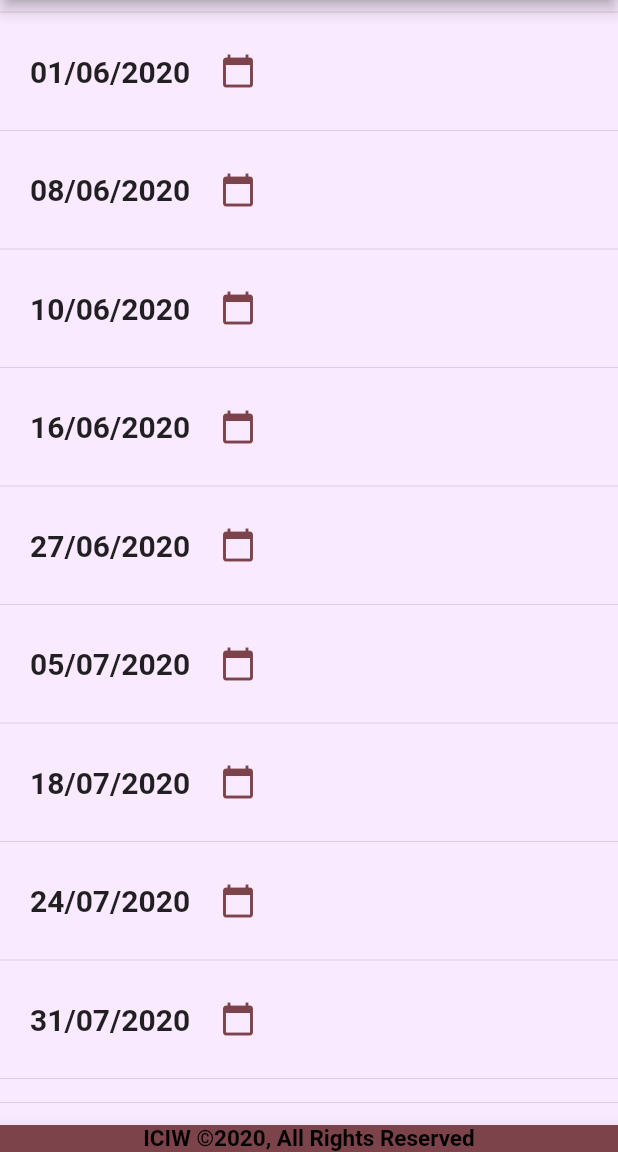
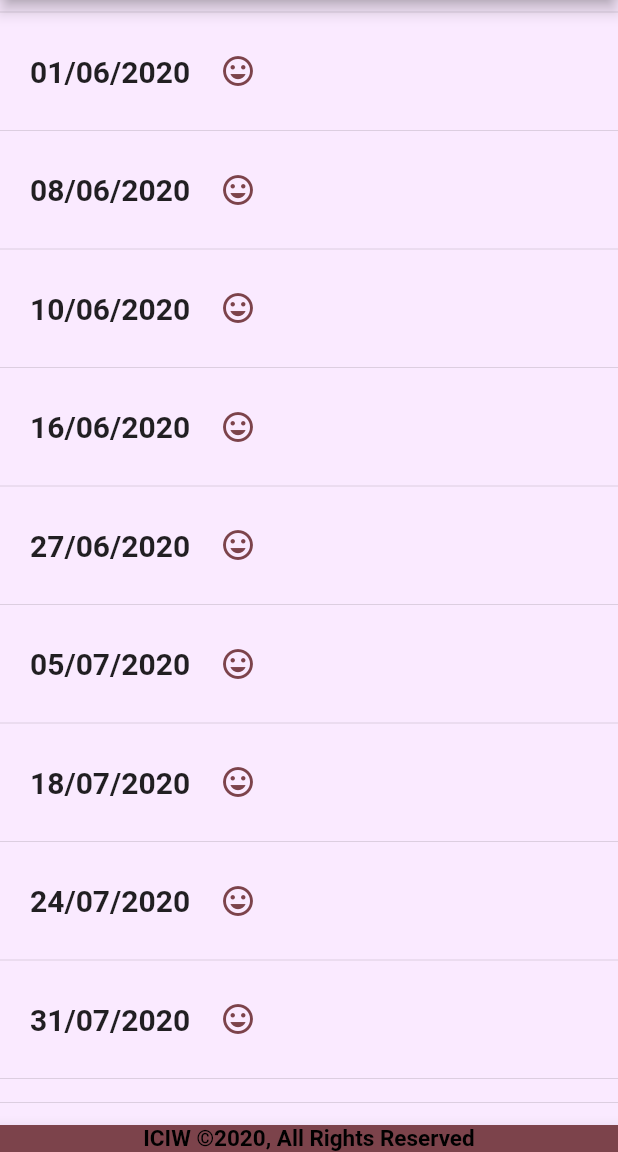
Before and after one commit to doha496/icic1.3.1, a Flutter app: the Mymoods screen opened by its route, on a phone screen of 412 x 824 dp, the part 84-1236 px from its top. Run offline on Flutter 3.47's test engine with Material 2 defaults, Android fonts, the phone set to English and light mode, and no system bars; our stand-ins replace cloud_firestore, firebase_auth, firebase_core, flutter_local_notifications, fluttertoast, google_sign_in and 1 more; accounts and stored records are empty.

Commit message:
iciw ver. 1.5

```diff
--- a/lib/main.dart
+++ b/lib/main.dart
@@ -1,6 +1,6 @@
 /// CSC422 course project
 /// ICIW
-/// Version: 1.4.3
+/// Version: 1.5
 /// Author: Dpha Tariq - 2015/13243
 /// Date: Aug-Sep, 2020
 
--- a/lib/screens/mood.dart
+++ b/lib/screens/mood.dart
@@ -29,7 +29,7 @@ class Mymoods extends StatelessWidget {
                     )),
               ),
               Icon(
-                Icons.calendar_today,
+                Icons.tag_faces,
                 color: Color.fromRGBO(124, 67, 75, 1),
               ),
             ],
@@ -47,7 +47,7 @@ class Mymoods extends StatelessWidget {
                     )),
               ),
               Icon(
-                Icons.calendar_today,
+                Icons.tag_faces,
                 color: Color.fromRGBO(124, 67, 75, 1),
               ),
             ],
@@ -65,7 +65,7 @@ class Mymoods extends StatelessWidget {
                     )),
               ),
               Icon(
-                Icons.calendar_today,
+                Icons.tag_faces,
                 color: Color.fromRGBO(124, 67, 75, 1),
               ),
             ],
@@ -83,7 +83,7 @@ class Mymoods extends StatelessWidget {
                     )),
               ),
               Icon(
-                Icons.calendar_today,
+                Icons.tag_faces,
                 color: Color.fromRGBO(124, 67, 75, 1),
               ),
             ],
@@ -101,7 +101,7 @@ class Mymoods extends StatelessWidget {
                     )),
               ),
               Icon(
-                Icons.calendar_today,
+                Icons.tag_faces,
                 color: Color.fromRGBO(124, 67, 75, 1),
               ),
             ],
@@ -119,7 +119,7 @@ class Mymoods extends StatelessWidget {
                     )),
               ),
               Icon(
-                Icons.calendar_today,
+                Icons.tag_faces,
                 color: Color.fromRGBO(124, 67, 75, 1),
               ),
             ],
@@ -137,7 +137,7 @@ class Mymoods extends StatelessWidget {
                     )),
               ),
               Icon(
-                Icons.calendar_today,
+                Icons.tag_faces,
                 color: Color.fromRGBO(124, 67, 75, 1),
               ),
             ],
@@ -155,7 +155,7 @@ class Mymoods extends StatelessWidget {
                     )),
               ),
               Icon(
-                Icons.calendar_today,
+                Icons.tag_faces,
                 color: Color.fromRGBO(124, 67, 75, 1),
               ),
             ],
@@ -173,7 +173,7 @@ class Mymoods extends StatelessWidget {
                     )),
               ),
               Icon(
-                Icons.calendar_today,
+                Icons.tag_faces,
                 color: Color.fromRGBO(124, 67, 75, 1),
               ),
             ],
@@ -192,7 +192,7 @@ class Mymoods extends StatelessWidget {
                     )),
               ),
               Icon(
-                Icons.calendar_today,
+                Icons.tag_faces,
                 color: Color.fromRGBO(124, 67, 75, 1),
               ),
             ],
@@ -210,7 +210,7 @@ class Mymoods extends StatelessWidget {
                     )),
               ),
               Icon(
-                Icons.calendar_today,
+                Icons.tag_faces,
                 color: Color.fromRGBO(124, 67, 75, 1),
               ),
             ],
```
